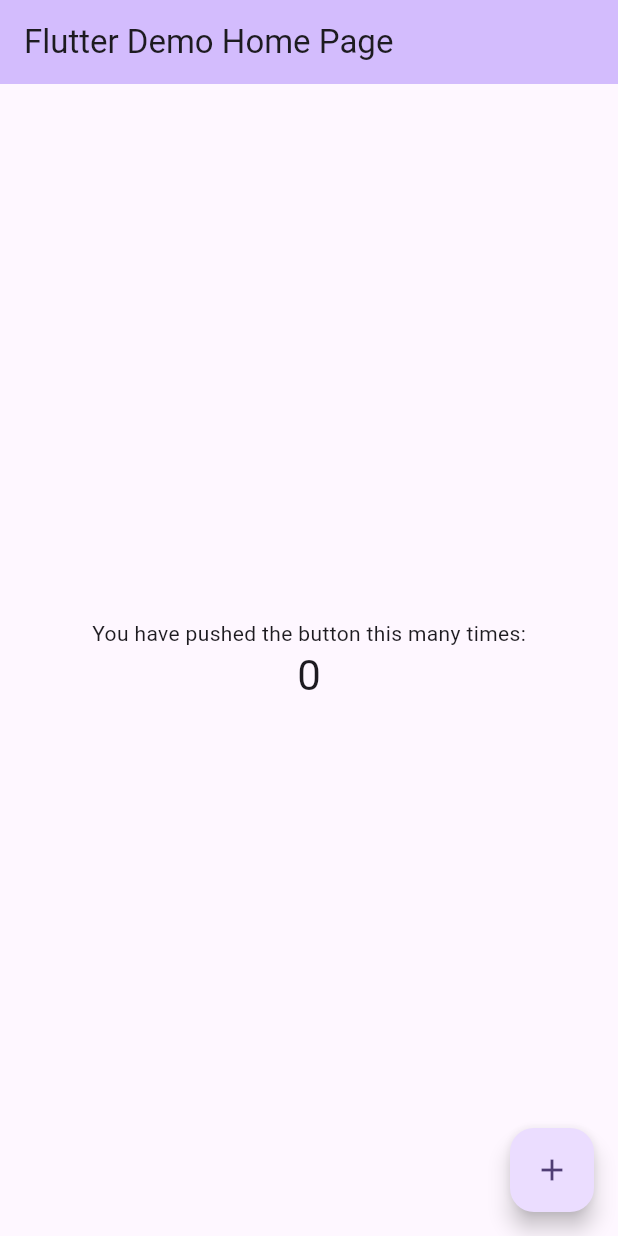
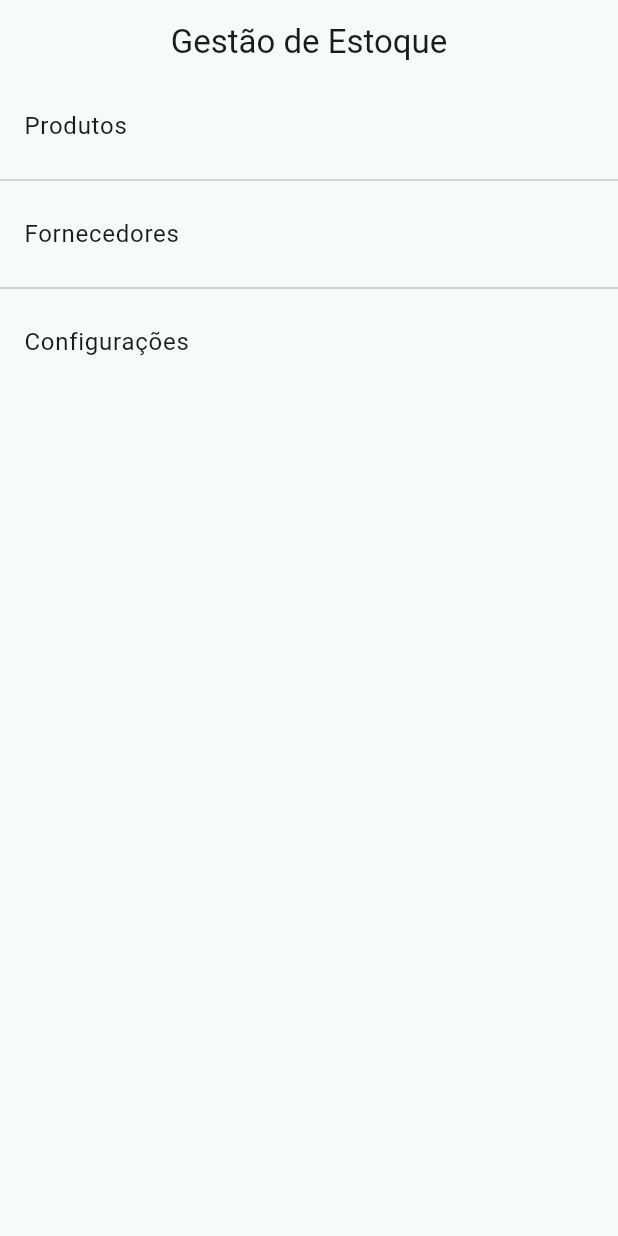
Before and after one commit to RaayaneCustodio/gestao_estoque, a Flutter app: the screen it shows after launch, on a phone screen of 412 x 824 dp. Run offline on Flutter 3.47's test engine with Material 3 defaults, Android fonts, the phone set to English and light mode, and no system bars.

Commit message:
Suppliers files
Adicionados os arquivos referentes ao fornecedor, como a classe base, a tela(em view) e um repositorio temporario de informações.

```diff
--- /dev/null
+++ b/lib/app/myapp.dart
@@ -0,0 +1,18 @@
+import 'package:flutter/material.dart';
+import 'package:gestao_estoque/views/dashboard_screen.dart';
+
+class MyApp extends StatelessWidget {
+  const MyApp({super.key});
+
+  @override
+  Widget build(BuildContext context) {
+    return MaterialApp(
+      title: 'Gestão de Estoque',
+      debugShowCheckedModeBanner: false,
+      theme: ThemeData(
+        colorScheme: ColorScheme.fromSeed(seedColor: Color(0xFF4D9C89)),
+      ),
+      home: DashboardScreen(),
+    );
+  }
+}
--- a/lib/main.dart
+++ b/lib/main.dart
@@ -1,122 +1,5 @@
 import 'package:flutter/material.dart';
-
+import 'app/myapp.dart';
 void main() {
-  runApp(const MyApp());
+  runApp(MyApp());
 }
-
-class MyApp extends StatelessWidget {
-  const MyApp({super.key});
-
-  // This widget is the root of your application.
-  @override
-  Widget build(BuildContext context) {
-    return MaterialApp(
-      title: 'Flutter Demo',
-      theme: ThemeData(
-        // This is the theme of your application.
-        //
-        // TRY THIS: Try running your application with "flutter run". You'll see
-        // the application has a purple toolbar. Then, without quitting the app,
-        // try changing the seedColor in the colorScheme below to Colors.green
-        // and then invoke "hot reload" (save your changes or press the "hot
-        // reload" button in a Flutter-supported IDE, or press "r" if you used
-        // the command line to start the app).
-        //
-        // Notice that the counter didn't reset back to zero; the application
-        // state is not lost during the reload. To reset the state, use hot
-        // restart instead.
-        //
-        // This works for code too, not just values: Most code changes can be
-        // tested with just a hot reload.
-        colorScheme: .fromSeed(seedColor: Colors.deepPurple),
-      ),
-      home: const MyHomePage(title: 'Flutter Demo Home Page'),
-    );
-  }
-}
-
-class MyHomePage extends StatefulWidget {
-  const MyHomePage({super.key, required this.title});
-
-  // This widget is the home page of your application. It is stateful, meaning
-  // that it has a State object (defined below) that contains fields that affect
-  // how it looks.
-
-  // This class is the configuration for the state. It holds the values (in this
-  // case the title) provided by the parent (in this case the App widget) and
-  // used by the build method of the State. Fields in a Widget subclass are
-  // always marked "final".
-
-  final String title;
-
-  @override
-  State<MyHomePage> createState() => _MyHomePageState();
-}
-
-class _MyHomePageState extends State<MyHomePage> {
-  int _counter = 0;
-
-  void _incrementCounter() {
-    setState(() {
-      // This call to setState tells the Flutter framework that something has
-      // changed in this State, which causes it to rerun the build method below
-      // so that the display can reflect the updated values. If we changed
-      // _counter without calling setState(), then the build method would not be
-      // called again, and so nothing would appear to happen.
-      _counter++;
-    });
-  }
-
-  @override
-  Widget build(BuildContext context) {
-    // This method is rerun every time setState is called, for instance as done
-    // by the _incrementCounter method above.
-    //
-    // The Flutter framework has been optimized to make rerunning build methods
-    // fast, so that you can just rebuild anything that needs updating rather
-    // than having to individually change instances of widgets.
-    return Scaffold(
-      appBar: AppBar(
-        // TRY THIS: Try changing the color here to a specific color (to
-        // Colors.amber, perhaps?) and trigger a hot reload to see the AppBar
-        // change color while the other colors stay the same.
-        backgroundColor: Theme.of(context).colorScheme.inversePrimary,
-        // Here we take the value from the MyHomePage object that was created by
-        // the App.build method, and use it to set our appbar title.
-        title: Text(widget.title),
-      ),
-      body: Center(
-        // Center is a layout widget. It takes a single child and positions it
-        // in the middle of the parent.
-        child: Column(
-          // Column is also a layout widget. It takes a list of children and
-          // arranges them vertically. By default, it sizes itself to fit its
-          // children horizontally, and tries to be as tall as its parent.
-          //
-          // Column has various properties to control how it sizes itself and
-          // how it positions its children. Here we use mainAxisAlignment to
-          // center the children vertically; the main axis here is the vertical
-          // axis because Columns are vertical (the cross axis would be
-          // horizontal).
-          //
-          // TRY THIS: Invoke "debug painting" (choose the "Toggle Debug Paint"
-          // action in the IDE, or press "p" in the console), to see the
-          // wireframe for each widget.
-          mainAxisAlignment: .center,
-          children: [
-            const Text('You have pushed the button this many times:'),
-            Text(
-              '$_counter',
-              style: Theme.of(context).textTheme.headlineMedium,
-            ),
-          ],
-        ),
-      ),
-      floatingActionButton: FloatingActionButton(
-        onPressed: _incrementCounter,
-        tooltip: 'Increment',
-        child: const Icon(Icons.add),
-      ),
-    );
-  }
-}
--- /dev/null
+++ b/lib/models/suppliers.dart
@@ -0,0 +1,7 @@
+class Suppliers {
+  String nome;
+  String telefone;
+  String email;
+
+  Suppliers({required this.nome, required this.telefone, required this.email});
+}
--- /dev/null
+++ b/lib/repositories/suppliers_repository.dart
@@ -0,0 +1,31 @@
+import 'package:gestao_estoque/models/suppliers.dart';
+
+class SuppliersRepository {
+  static List<Suppliers> table = [
+    Suppliers(
+      nome: 'Bruno Souza',
+      telefone: '(15)9 9604-9273',
+      email: 'bruno.souza@gmail.com',
+    ),
+    Suppliers(
+      nome: 'Runter Maxwell',
+      telefone: '(15)9 9604-9273',
+      email: 'bruno.souza@gmail.com',
+    ),
+    Suppliers(
+      nome: 'Jackson Oliver',
+      telefone: '(15)9 9604-9273',
+      email: 'bruno.souza@gmail.com',
+    ),
+    Suppliers(
+      nome: 'Jasmine Oliver',
+      telefone: '(15)9 9604-9273',
+      email: 'bruno.souza@gmail.com',
+    ),
+    Suppliers(
+      nome: 'Ponte Preta',
+      telefone: '(15)9 9604-9273',
+      email: 'bruno.souza@gmail.com',
+    ),
+  ];
+}
--- /dev/null
+++ b/lib/views/dashboard_screen.dart
@@ -0,0 +1,38 @@
+import 'package:flutter/material.dart';
+import 'package:gestao_estoque/models/suppliers.dart';
+import 'package:gestao_estoque/repositories/suppliers_repository.dart';
+
+import 'suppliers_screen.dart';
+
+class DashboardScreen extends StatefulWidget {
+  const DashboardScreen({super.key});
+
+  @override
+  State<DashboardScreen> createState() => _DashboardScreenState();
+}
+
+class _DashboardScreenState extends State<DashboardScreen> {
+  final List<String> opcoes = ['Produtos', 'Fornecedores', 'Configurações'];
+  List<Suppliers> selecionadas = [];
+
+  selectSuppliersPage(Suppliers suppliers){
+    Navigator.push(context, MaterialPageRoute(builder: (_) => SuppliersScreen(suppliers: suppliers)),);
+  }
+  @override
+  Widget build(BuildContext context) {
+    //final table = SuppliersRepository.table;
+    return Scaffold(
+      appBar: AppBar(
+        //leading:, //logo da empresa
+        centerTitle: true,
+        title: Text('Gestão de Estoque'),
+      ),
+      body: ListView.separated(
+        itemCount: opcoes.length,
+        itemBuilder: (context, index) => ListTile(title: Text(opcoes[index])),
+        separatorBuilder: (context, index) => const Divider(),
+      ),
+
+    );
+  }
+}
--- /dev/null
+++ b/lib/views/suppliers_screen.dart
@@ -0,0 +1,21 @@
+import 'package:flutter/material.dart';
+import 'package:gestao_estoque/models/suppliers.dart';
+import 'package:gestao_estoque/repositories/suppliers_repository.dart';
+
+class SuppliersScreen extends StatefulWidget {
+  Suppliers suppliers;
+  SuppliersScreen({Key? key, required this.suppliers}) : super(key: key);
+
+  @override
+  State<SuppliersScreen> createState() => _SuppliersScreenState();
+}
+
+class _SuppliersScreenState extends State<SuppliersScreen> {
+  List<Suppliers> selecionadas = [];
+
+  @override
+  Widget build(BuildContext context) {
+    final table = SuppliersRepository.table;
+    return Scaffold(appBar: AppBar());
+  }
+}
--- a/pubspec.yaml
+++ b/pubspec.yaml
@@ -19,7 +19,7 @@ publish_to: 'none' # Remove this line if you wish to publish to pub.dev
 version: 1.0.0+1
 
 environment:
-  sdk: ^3.11.4
+  sdk: ">=3.11.1 <4.0.0"
 
 # Dependencies specify other packages that your package needs in order to work.
 # To automatically upgrade your package dependencies to the latest versions
```
Also changed, not shown: pubspec.lock, 1 other file.
